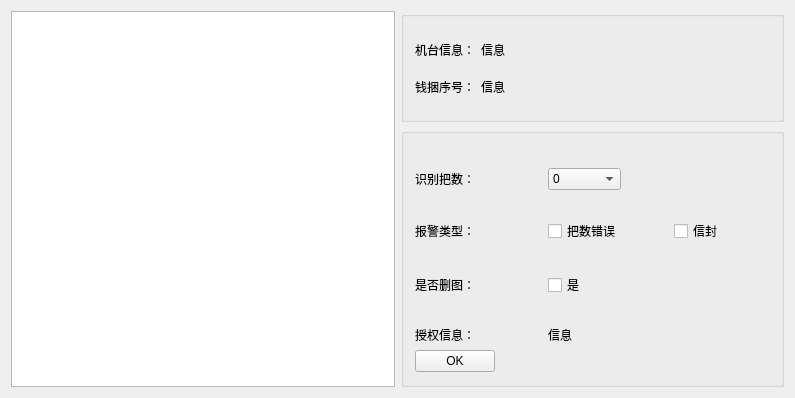
The window that ManagementClient/BagModify.ui (suselgz/CPJHManagementClient) describes before a commit, drawn with Qt 5.
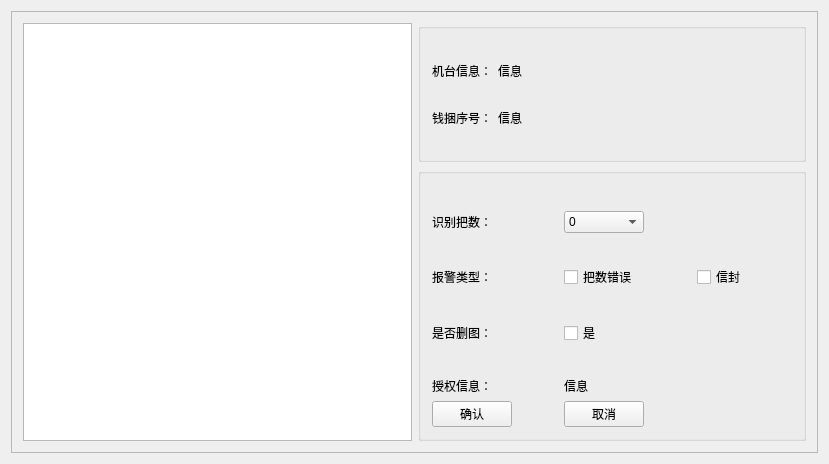
The same window after the commit. Custom widgets are drawn as their Qt base class.

The edit to the form file:
```diff
--- a/ManagementClient/BagModify.ui
+++ b/ManagementClient/BagModify.ui
@@ -6,8 +6,8 @@
    <rect>
     <x>0</x>
     <y>0</y>
-    <width>795</width>
-    <height>398</height>
+    <width>829</width>
+    <height>464</height>
    </rect>
   </property>
   <property name="windowTitle">
@@ -15,6 +15,23 @@
   </property>
   <layout class="QHBoxLayout" name="horizontalLayout">
    <item>
+    <widget class="QFrame" name="frame_modifyW">
+     <property name="minimumSize">
+      <size>
+       <width>0</width>
+       <height>0</height>
+      </size>
+     </property>
+     <property name="frameShape">
+      <enum>QFrame::StyledPanel</enum>
+     </property>
+     <property name="frameShadow">
+      <enum>QFrame::Raised</enum>
+     </property>
+     <layout class="QHBoxLayout" name="horizontalLayout_3">
+      <item>
+       <layout class="QHBoxLayout" name="horizontalLayout_2">
+        <item>
     <widget class="QDispView" name="graphicsView">
      <property name="minimumSize">
       <size>
@@ -127,81 +144,7 @@
         <string/>
        </property>
        <layout class="QGridLayout" name="gridLayout">
-        <item row="3" column="1">
-         <spacer name="horizontalSpacer_6">
-          <property name="orientation">
-           <enum>Qt::Horizontal</enum>
-          </property>
-          <property name="sizeHint" stdset="0">
-           <size>
-            <width>40</width>
-            <height>20</height>
-           </size>
-          </property>
-         </spacer>
-        </item>
-        <item row="3" column="0">
-         <widget class="QLabel" name="label_2">
-          <property name="text">
-           <string>报警类型：</string>
-          </property>
-         </widget>
-        </item>
-        <item row="5" column="0">
-         <widget class="QLabel" name="label_3">
-          <property name="text">
-           <string>是否删图：</string>
-          </property>
-         </widget>
-        </item>
-        <item row="5" column="2">
-         <widget class="QCheckBox" name="checkBox_delete">
-          <property name="text">
-           <string>是</string>
-          </property>
-         </widget>
-        </item>
-        <item row="1" column="0">
-         <widget class="QLabel" name="label">
-          <property name="text">
-           <string>识别把数：</string>
-          </property>
-         </widget>
-        </item>
-        <item row="7" column="2">
-         <widget class="QLabel" name="label_info">
-          <property name="text">
-           <string>信息</string>
-          </property>
-         </widget>
-        </item>
-        <item row="2" column="0">
-         <spacer name="verticalSpacer_4">
-          <property name="orientation">
-           <enum>Qt::Vertical</enum>
-          </property>
-          <property name="sizeHint" stdset="0">
-           <size>
-            <width>20</width>
-            <height>40</height>
-           </size>
-          </property>
-         </spacer>
-        </item>
-        <item row="8" column="4">
-         <spacer name="verticalSpacer">
-          <property name="orientation">
-           <enum>Qt::Vertical</enum>
-          </property>
-          <property name="sizeHint" stdset="0">
-           <size>
-            <width>20</width>
-            <height>40</height>
-           </size>
-          </property>
-         </spacer>
-        </item>
-        <item row="1" column="2">
+             <item row="1" column="3">
          <widget class="QComboBox" name="comboBox_identfyNum">
           <item>
            <property name="text">
@@ -270,87 +213,121 @@
           </item>
          </widget>
         </item>
+             <item row="5" column="1">
+              <widget class="QLabel" name="label_3">
+               <property name="text">
+                <string>是否删图：</string>
+               </property>
+              </widget>
+             </item>
+             <item row="7" column="3">
+              <widget class="QLabel" name="label_info">
+               <property name="text">
+                <string>信息</string>
+               </property>
+              </widget>
+             </item>
+             <item row="2" column="1">
+              <spacer name="verticalSpacer_4">
+               <property name="orientation">
+                <enum>Qt::Vertical</enum>
+               </property>
+               <property name="sizeHint" stdset="0">
+                <size>
+                 <width>20</width>
+                 <height>40</height>
+                </size>
+               </property>
+              </spacer>
+             </item>
+             <item row="5" column="3">
+              <widget class="QCheckBox" name="checkBox_delete">
+               <property name="text">
+                <string>是</string>
+               </property>
+              </widget>
+             </item>
+             <item row="1" column="1">
+              <widget class="QLabel" name="label">
+               <property name="text">
+                <string>识别把数：</string>
+               </property>
+              </widget>
+             </item>
         <item row="3" column="5">
-         <spacer name="horizontalSpacer_2">
-          <property name="orientation">
-           <enum>Qt::Horizontal</enum>
-          </property>
-          <property name="sizeHint" stdset="0">
-           <size>
-            <width>40</width>
-            <height>20</height>
-           </size>
-          </property>
-         </spacer>
-        </item>
-        <item row="7" column="0">
-         <widget class="QLabel" name="label_4">
-          <property name="text">
-           <string>授权信息：</string>
-          </property>
-         </widget>
-        </item>
-        <item row="6" column="0">
-         <spacer name="verticalSpacer_2">
-          <property name="orientation">
-           <enum>Qt::Vertical</enum>
-          </property>
-          <property name="sizeHint" stdset="0">
-           <size>
-            <width>20</width>
-            <height>40</height>
-           </size>
-          </property>
-         </spacer>
-        </item>
-        <item row="4" column="0">
-         <spacer name="verticalSpacer_3">
-          <property name="orientation">
-           <enum>Qt::Vertical</enum>
-          </property>
-          <property name="sizeHint" stdset="0">
-           <size>
-            <width>20</width>
-            <height>40</height>
-           </size>
-          </property>
-         </spacer>
-        </item>
-        <item row="0" column="0">
-         <spacer name="verticalSpacer_5">
-          <property name="orientation">
-           <enum>Qt::Vertical</enum>
-          </property>
-          <property name="sizeHint" stdset="0">
-           <size>
-            <width>20</width>
-            <height>40</height>
-           </size>
-          </property>
-         </spacer>
-        </item>
-        <item row="3" column="4">
          <widget class="QCheckBox" name="checkBox_envelope">
           <property name="text">
            <string>信封</string>
           </property>
          </widget>
         </item>
+             <item row="3" column="1">
+              <widget class="QLabel" name="label_2">
+               <property name="text">
+                <string>报警类型：</string>
+               </property>
+              </widget>
+             </item>
         <item row="3" column="2">
+              <spacer name="horizontalSpacer_6">
+               <property name="orientation">
+                <enum>Qt::Horizontal</enum>
+               </property>
+               <property name="sizeHint" stdset="0">
+                <size>
+                 <width>40</width>
+                 <height>20</height>
+                </size>
+               </property>
+              </spacer>
+             </item>
+             <item row="3" column="6">
+              <spacer name="horizontalSpacer_2">
+               <property name="orientation">
+                <enum>Qt::Horizontal</enum>
+               </property>
+               <property name="sizeHint" stdset="0">
+                <size>
+                 <width>40</width>
+                 <height>20</height>
+                </size>
+               </property>
+              </spacer>
+             </item>
+             <item row="6" column="1">
+              <spacer name="verticalSpacer_2">
+               <property name="orientation">
+                <enum>Qt::Vertical</enum>
+               </property>
+               <property name="sizeHint" stdset="0">
+                <size>
+                 <width>20</width>
+                 <height>40</height>
+                </size>
+               </property>
+              </spacer>
+             </item>
+             <item row="0" column="1">
+              <spacer name="verticalSpacer_5">
+               <property name="orientation">
+                <enum>Qt::Vertical</enum>
+               </property>
+               <property name="sizeHint" stdset="0">
+                <size>
+                 <width>20</width>
+                 <height>40</height>
+                </size>
+               </property>
+              </spacer>
+             </item>
+             <item row="3" column="3">
          <widget class="QCheckBox" name="checkBox_numErrType">
           <property name="text">
            <string>把数错误</string>
           </property>
          </widget>
         </item>
-        <item row="8" column="0">
-         <widget class="QPushButton" name="pushButton_OK">
-          <property name="text">
-           <string>OK</string>
-          </property>
-         </widget>
-        </item>
-        <item row="3" column="3">
+             <item row="3" column="4">
          <spacer name="horizontalSpacer_5">
           <property name="orientation">
            <enum>Qt::Horizontal</enum>
@@ -363,10 +340,53 @@
           </property>
          </spacer>
         </item>
+             <item row="8" column="1">
+              <widget class="QPushButton" name="pushButton_OK">
+               <property name="text">
+                <string>确认</string>
+               </property>
+              </widget>
+             </item>
+             <item row="7" column="1">
+              <widget class="QLabel" name="label_4">
+               <property name="text">
+                <string>授权信息：</string>
+               </property>
+              </widget>
+             </item>
+             <item row="4" column="1">
+              <spacer name="verticalSpacer_3">
+               <property name="orientation">
+                <enum>Qt::Vertical</enum>
+               </property>
+               <property name="sizeHint" stdset="0">
+                <size>
+                 <width>20</width>
+                 <height>40</height>
+                </size>
+               </property>
+              </spacer>
+             </item>
+             <item row="8" column="3">
+              <widget class="QPushButton" name="pushButton_Cancel">
+               <property name="text">
+                <string>取消</string>
+               </property>
+              </widget>
+             </item>
        </layout>
       </widget>
      </item>
     </layout>
+        </item>
+       </layout>
+      </item>
+     </layout>
+     <zorder>graphicsView</zorder>
+     <zorder></zorder>
+     <zorder>groupBox_2</zorder>
+     <zorder></zorder>
+    </widget>
    </item>
   </layout>
  </widget>
```
Left out of the diff: 98 changed lines with no effect on the pictures. Lines whose indentation alone changed are shown as unchanged.
